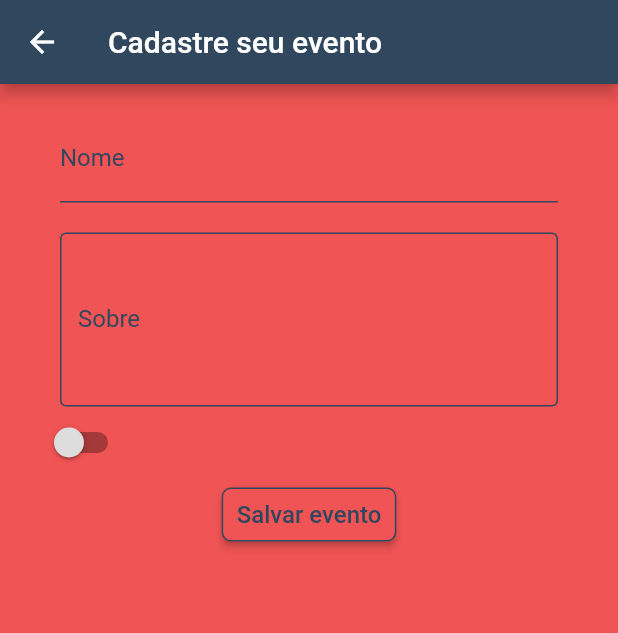
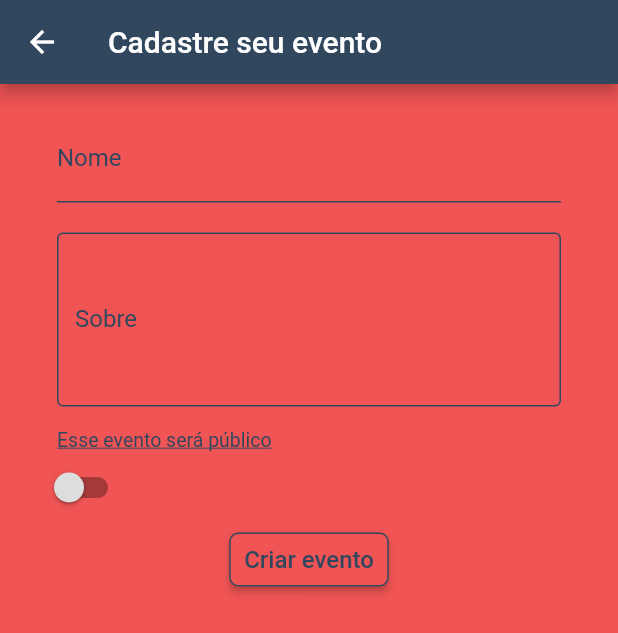
Before and after one commit to gabrielar4ujo/capyba-challenge-frontend, a Flutter app: the CreateEventPage screen opened directly, on a phone screen of 412 x 824 dp. Shown: the top 633 px of the screen. Run offline on Flutter 3.47's test engine with Material 2 defaults, Android fonts, the light colour scheme and no system bars; our stand-ins replace cloud_firestore, firebase_auth, firebase_core, firebase_storage, image_picker; accounts and stored records are empty; network calls fail.

Commit message:
labels adjust

```diff
--- a/lib/locales/pt_br/_labels.dart
+++ b/lib/locales/pt_br/_labels.dart
@@ -27,5 +27,18 @@ const labels = {
   "personalData": "Dados pessoais",
   "verificationEmailSent": "Email de verificação enviado!",
   "publicEvents": "Eventos\nPúblicos",
-  "privateEvents": "Eventos\nPrivados"
+  "privateEvents": "Eventos\nPrivados",
+  "registerYourEvent": "Cadastre seu evento",
+  "about": "Sobre",
+  "eventCreated": "Evento criado com sucesso",
+  "emailHasBeenVerified": "Email foi verificado com sucesso!",
+  "emailNotYetVerified": "Email ainda não verificado!",
+  "areaIsRestricted":
+      "Está área é restrita para os emails que ainda não foram verificados.\nAcesse o menu lateral e valide seu email!",
+  "checkYourEmailToCreateEvent": "Verifique seu email para criar um evento!",
+  "aboutTheEvent": "Sobre o evento:",
+  "noEventToList": "Sem eventos para listar :(",
+  "thisEventWillBe": "Esse evento será",
+  "private": "privado",
+  "public": "público",
 };
--- a/lib/locales/pt_br/_pressables.dart
+++ b/lib/locales/pt_br/_pressables.dart
@@ -9,4 +9,6 @@ const pressables = {
   "restricted": "Restrito",
   "logout": "Sair da conta",
   "change": "Alterar",
+  "validatedMyEmail": "Já validei meu email",
+  "createEvent": "Criar evento",
 };
--- a/lib/pages/ChangeUserDataPage/change_user_data_page.dart
+++ b/lib/pages/ChangeUserDataPage/change_user_data_page.dart
@@ -6,7 +6,7 @@ import 'package:capyba_challenge_frontend/shared/constants/regex/regex.dart';
 import 'package:capyba_challenge_frontend/shared/models/auth_exception_model.dart';
 import 'package:capyba_challenge_frontend/shared/widgets/custom_button.dart';
 import 'package:capyba_challenge_frontend/shared/widgets/custom_divider.dart';
-import 'package:capyba_challenge_frontend/shared/widgets/global_snackbar.dart';
+import 'package:capyba_challenge_frontend/utils/global_snackbar.dart';
 import 'package:capyba_challenge_frontend/shared/widgets/input_text.dart';
 import 'package:flutter/material.dart';
 import 'package:flutter/services.dart';
@@ -128,8 +128,7 @@ class _ChangeUserDataPageState extends State<ChangeUserDataPage> {
                           : await widget.handleFunction(_newField);
                       Navigator.of(context).pop();
                     } on FirebaseServicesException catch (e) {
-                      GlobalSnackbar.buildErrorSnackbar(
-                          context, Labels.get(e.code));
+                      GlobalSnackbar.showMessage(context, Labels.get(e.code));
                     }
                   },
                   size: const EdgeInsets.symmetric(horizontal: 10),
--- a/lib/pages/CreateEventPage/create_event_page.dart
+++ b/lib/pages/CreateEventPage/create_event_page.dart
@@ -2,10 +2,11 @@ import 'package:capyba_challenge_frontend/locales/labels.dart';
 import 'package:capyba_challenge_frontend/services/auth_service.dart';
 import 'package:capyba_challenge_frontend/services/event_service.dart';
 import 'package:capyba_challenge_frontend/shared/constants/colors/colors.dart';
+import 'package:capyba_challenge_frontend/shared/constants/validators/text_validator.dart';
 import 'package:capyba_challenge_frontend/shared/models/auth_exception_model.dart';
 import 'package:capyba_challenge_frontend/shared/widgets/custom_button.dart';
 import 'package:capyba_challenge_frontend/shared/widgets/custom_divider.dart';
-import 'package:capyba_challenge_frontend/shared/widgets/global_snackbar.dart';
+import 'package:capyba_challenge_frontend/utils/global_snackbar.dart';
 import 'package:capyba_challenge_frontend/shared/widgets/input_text.dart';
 import 'package:flutter/material.dart';
 import 'package:provider/provider.dart';
@@ -28,7 +29,7 @@ class _CreateEventPageState extends State<CreateEventPage> {
     final EventService _eventService = Provider.of<EventService>(context);
     return Scaffold(
       appBar: AppBar(
-        title: const Text("Cadastre seu evento"),
+        title: Text(Labels.get("registerYourEvent")),
         backgroundColor: Color(AppColors.get("darkBlue")),
       ),
       backgroundColor: Color(AppColors.get("accentPink")),
@@ -46,19 +47,31 @@ class _CreateEventPageState extends State<CreateEventPage> {
                       disableInput: _eventService.isLoading,
                       title: Labels.get("name"),
                       onSaved: setName,
-                      horizontalPadding: 14,
+                      horizontalPadding: 12,
                       capitalization: TextCapitalization.words,
+                      validator: TextValidator().textIsNotEmpty,
                     ),
                     const CustomDivider(),
                     InputText(
                       maxLines: 4,
                       disableInput: _eventService.isLoading,
-                      title: "Sobre",
+                      title: Labels.get("about"),
                       onSaved: setAbout,
-                      horizontalPadding: 14,
+                      horizontalPadding: 12,
                       capitalization: TextCapitalization.sentences,
+                      validator: TextValidator().textIsNotEmpty,
                     ),
                   ],
+                ),
+              ),
+              Padding(
+                padding: const EdgeInsets.only(top: 15, left: 12),
+                child: Text(
+                  "${Labels.get("thisEventWillBe")} ${isSwitched ? Labels.get("private") : Labels.get("public")}",
+                  style: TextStyle(
+                      decoration: TextDecoration.underline,
+                      fontSize: 13,
+                      color: Color(AppColors.get("darkBlue"))),
                 ),
               ),
               Switch(
@@ -78,22 +91,22 @@ class _CreateEventPageState extends State<CreateEventPage> {
                   child: CustomButton(
                 loadingButton: _eventService.isLoading,
                 onPressed: () async {
-                  _formKey.currentState!.save();
                   try {
+                    _formKey.currentState!.save();
+                    if (!_formKey.currentState!.validate()) return;
                     await _eventService.createEvent(
                         name: _name,
                         public: !isSwitched,
                         owner: _authService.user!.displayName.toString(),
                         about: _about);
-                    GlobalSnackbar.buildErrorSnackbar(
-                        context, "Evento criado com sucesso");
+                    GlobalSnackbar.showMessage(
+                        context, Labels.get("eventCreated"));
                     Navigator.of(context).pop();
                   } on FirebaseServicesException catch (e) {
-                    GlobalSnackbar.buildErrorSnackbar(
-                        context, Labels.get(e.code));
+                    GlobalSnackbar.showMessage(context, Labels.get(e.code));
                   }
                 },
-                text: "Salvar evento",
+                text: Labels.get("createEvent"),
                 fontSize: 16,
                 size: const EdgeInsets.symmetric(horizontal: 10, vertical: 0),
               ))
--- a/lib/pages/LoginPage/login_page.dart
+++ b/lib/pages/LoginPage/login_page.dart
@@ -8,7 +8,7 @@ import 'package:capyba_challenge_frontend/shared/models/auth_exception_model.dar
 import 'package:capyba_challenge_frontend/shared/widgets/custom_button.dart';
 import 'package:capyba_challenge_frontend/shared/widgets/custom_divider.dart';
 import 'package:capyba_challenge_frontend/shared/widgets/custom_header.dart';
-import 'package:capyba_challenge_frontend/shared/widgets/global_snackbar.dart';
+import 'package:capyba_challenge_frontend/utils/global_snackbar.dart';
 import 'package:flutter/material.dart';
 import 'package:provider/provider.dart';
 
@@ -31,7 +31,7 @@ class _LoginPageState extends State<LoginPage> {
         await _authService.login(email, password);
         _navigateToTab();
       } on FirebaseServicesException catch (e) {
-        GlobalSnackbar.buildErrorSnackbar(context, Labels.get(e.code));
+        GlobalSnackbar.showMessage(context, Labels.get(e.code));
       }
     }
 
--- a/lib/pages/RegisterPage/register_page.dart
+++ b/lib/pages/RegisterPage/register_page.dart
@@ -6,7 +6,7 @@ import 'package:capyba_challenge_frontend/pages/TabPage/tab_page.dart';
 import 'package:capyba_challenge_frontend/services/auth_service.dart';
 import 'package:capyba_challenge_frontend/shared/constants/colors/colors.dart';
 import 'package:capyba_challenge_frontend/shared/models/auth_exception_model.dart';
-import 'package:capyba_challenge_frontend/shared/widgets/global_snackbar.dart';
+import 'package:capyba_challenge_frontend/utils/global_snackbar.dart';
 import 'package:flutter/material.dart';
 import 'package:provider/provider.dart';
 
@@ -31,7 +31,7 @@ class _RegisterPageState extends State<RegisterPage> {
         await _authService.signUp(email, senha, _image, _name);
         _navigateToHomePage();
       } on FirebaseServicesException catch (e) {
-        GlobalSnackbar.buildErrorSnackbar(context, Labels.get(e.code));
+        GlobalSnackbar.showMessage(context, Labels.get(e.code));
       }
     }
 
--- a/lib/services/auth_service.dart
+++ b/lib/services/auth_service.dart
@@ -21,6 +21,10 @@ class AuthService extends ChangeNotifier {
 
   bool emailVerified() {
     return user != null && user!.emailVerified;
+  }
+
+  String? get photoUrl {
+    return user != null ? user!.photoURL.toString() : null;
   }
 
   void _getUser() {
--- a/lib/shared/constants/configs/change_user_data_config.dart
+++ b/lib/shared/constants/configs/change_user_data_config.dart
@@ -10,6 +10,7 @@ enum EnumChangeUserDataConfig {
 }
 
 class ChangeUserDataConfig {
+  final Regex _regex = Regex();
   EnumChangeUserDataConfig config;
 
   ChangeUserDataConfig(this.config);
@@ -25,7 +26,7 @@ class ChangeUserDataConfig {
         return ChangeUserDataModel(
             appBarTitle: "Alterar email",
             optionTitle: "Novo email",
-            regex: Regex().emailRegex,
+            regex: _regex.emailRegex,
             requireReAuthenticate: true);
       case EnumChangeUserDataConfig.changePassword:
         return ChangeUserDataModel(
--- a/lib/shared/widgets/custom_expansion_tile.dart
+++ b/lib/shared/widgets/custom_expansion_tile.dart
@@ -1,3 +1,4 @@
+import 'package:capyba_challenge_frontend/locales/labels.dart';
 import 'package:capyba_challenge_frontend/shared/constants/colors/colors.dart';
 import 'package:capyba_challenge_frontend/shared/models/event_model.dart';
 import 'package:flutter/material.dart';
@@ -27,7 +28,7 @@ class CustomExpansionTile extends StatelessWidget {
         children: <Widget>[
           ListTile(
             title: Text(
-              'Sobre o evento:\n\n${event.about}\n',
+              '${Labels.get("aboutTheEvent")}\n\n${event.about}\n',
               style: TextStyle(color: _lightGray, fontSize: 12),
             ),
           ),
--- a/lib/shared/widgets/custom_list.dart
+++ b/lib/shared/widgets/custom_list.dart
@@ -1,3 +1,4 @@
+import 'package:capyba_challenge_frontend/locales/labels.dart';
 import 'package:capyba_challenge_frontend/shared/constants/colors/colors.dart';
 import 'package:capyba_challenge_frontend/shared/models/event_model.dart';
 import 'package:capyba_challenge_frontend/shared/widgets/custom_divider.dart';
@@ -13,7 +14,7 @@ class CustomList extends StatelessWidget {
     return docs.isEmpty
         ? Center(
             child: Text(
-              "Sem eventos para listar :(",
+              Labels.get("noEventToList"),
               style: TextStyle(
                   fontSize: 18, color: Color(AppColors.get("darkBlue"))),
             ),
--- a/lib/shared/widgets/input_text.dart
+++ b/lib/shared/widgets/input_text.dart
@@ -28,6 +28,9 @@ class InputText extends StatelessWidget {
       : super(key: key);
   @override
   Widget build(BuildContext context) {
+    var border = maxLines! == 1
+        ? UnderlineInputBorder(borderSide: BorderSide(color: color))
+        : OutlineInputBorder(borderSide: BorderSide(color: color));
     return Padding(
       padding: EdgeInsets.symmetric(horizontal: horizontalPadding),
       child: TextFormField(
@@ -48,12 +51,10 @@ class InputText extends StatelessWidget {
           errorStyle: const TextStyle(height: 1, color: Colors.white70),
           labelText: title,
           labelStyle: TextStyle(color: color),
-          enabledBorder: maxLines! == 1
-              ? UnderlineInputBorder(borderSide: BorderSide(color: color))
-              : OutlineInputBorder(borderSide: BorderSide(color: color)),
-          focusedBorder: maxLines! == 1
-              ? UnderlineInputBorder(borderSide: BorderSide(color: color))
-              : OutlineInputBorder(borderSide: BorderSide(color: color)),
+          enabledBorder: border,
+          focusedBorder: border,
+          errorBorder: border,
+          border: border,
         ),
       ),
     );
--- a/lib/shared/widgets/global_snackbar.dart
+++ b/lib/utils/global_snackbar.dart
@@ -3,7 +3,7 @@ import 'package:flutter/widgets.dart';
 
 class GlobalSnackbar {
   GlobalSnackbar._();
-  static buildErrorSnackbar(BuildContext context, String message) {
+  static showMessage(BuildContext context, String message) {
     ScaffoldMessenger.of(context)
         .showSnackBar(SnackBar(content: Text(message)));
   }
```
Also changed, not shown: lib/pages/ChangeUserPhotoPage/change_user_photo_page.dart (+3 -5 lines), lib/pages/RegisterPage/widgets/form_register.dart (+4 -4 lines), lib/pages/RestrictedPage/restricted_page.dart (+10 -8 lines), lib/pages/RestrictedPage/widgets/restricted_message.dart (+4 -3 lines), lib/pages/TabPage/tab_page.dart (+8 -8 lines), lib/pages/TabPage/widgets/custom_drawer.dart (+20 -32 lines), lib/pages/TabPage/widgets/item_drawer.dart (added, +27 -0 lines), lib/services/event_service.dart (+12 -4 lines).
